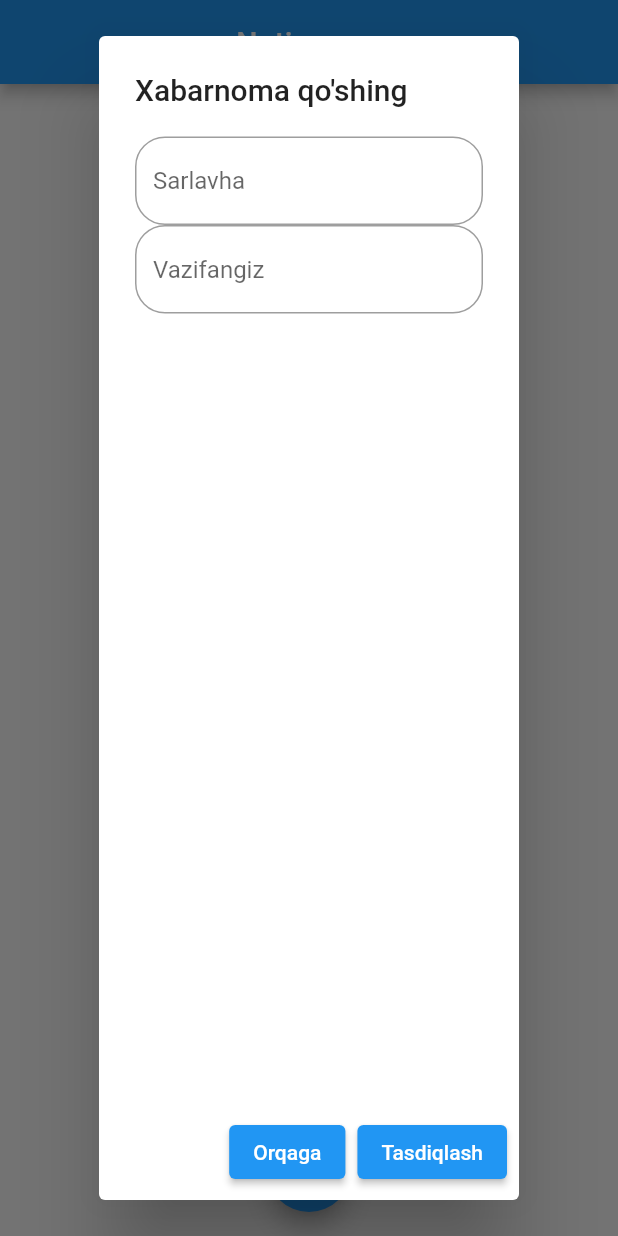
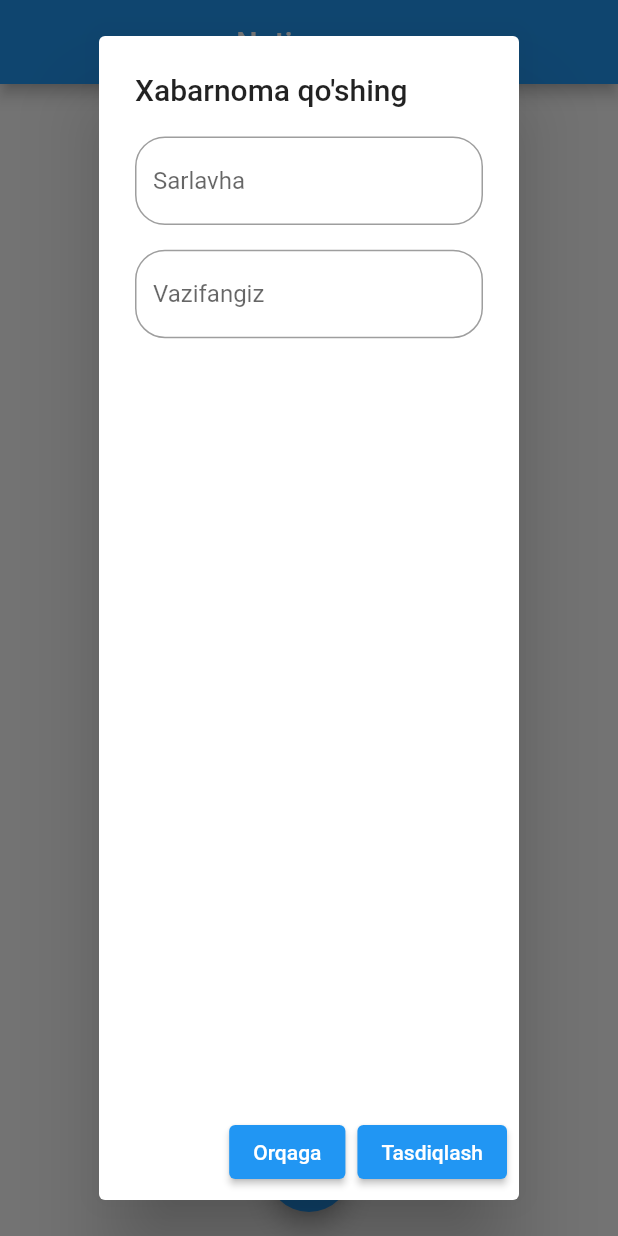
Before and after one commit to BekzodGayratov/Notes-app, a Flutter app: the screen it shows after launch, after a tap on the "add" icon, on a phone screen of 412 x 824 dp. Run offline on Flutter 3.47's test engine with Material 2 defaults, Android fonts, the phone set to English and light mode, and no system bars; our stand-ins replace bloc, flutter_bloc, flutter_local_notifications, hive_flutter, timezone; missing offline and left inert: flutter_toastr; accounts and stored records are empty.

```diff
--- a/lib/functions/show_add_dialog.dart
+++ b/lib/functions/show_add_dialog.dart
@@ -18,6 +18,9 @@ showMyDialog(BuildContext ctx, TextEditingController controllerTitle,
               controller: controllerTitle,
               hintText: "Sarlavha",
             ),
+            SizedBox(
+              height: MediaQuery.of(context).size.height * 0.02,
+            ),
             MyTextForm(
               controller: controllerTask,
               hintText: "Vazifangiz",
@@ -34,7 +37,7 @@ showMyDialog(BuildContext ctx, TextEditingController controllerTitle,
         ElevatedButton(
           child: const Text("Tasdiqlash"),
           onPressed: () {
-          if(formKey.currentState!.validate()){
+            if (formKey.currentState!.validate()) {
               ctx.read<HomeCubit>().addToBox({
                 "title": controllerTitle.text,
                 "task": controllerTask.text,
@@ -42,10 +45,10 @@ showMyDialog(BuildContext ctx, TextEditingController controllerTitle,
                     ":" +
                     DateTime.now().minute.toString()
               });
-          }
               Navigator.pop(context);
               FlutterToastr.show("Eslatma muvoffaqqiyatli o'rnatildi", context,
                   duration: 4);
+            }
           },
         ),
       ],
```
Also changed, not shown: lib/screens/home_page.dart (+7 -3 lines). Lines whose indentation alone changed are shown as unchanged.
